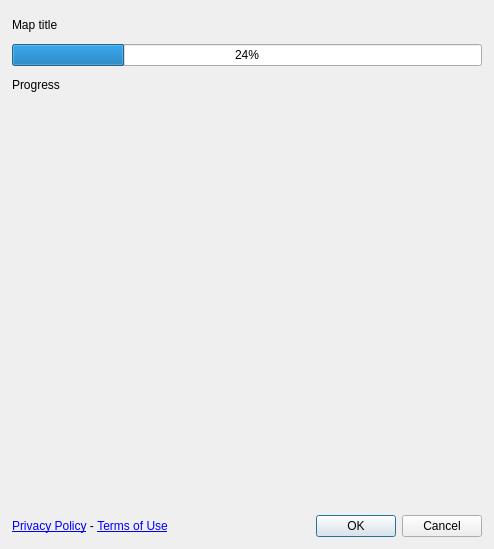
This is felt/ui/create_map.ui in felt/qgis-plugin as Qt 5 draws it before an edit. The edited form follows.
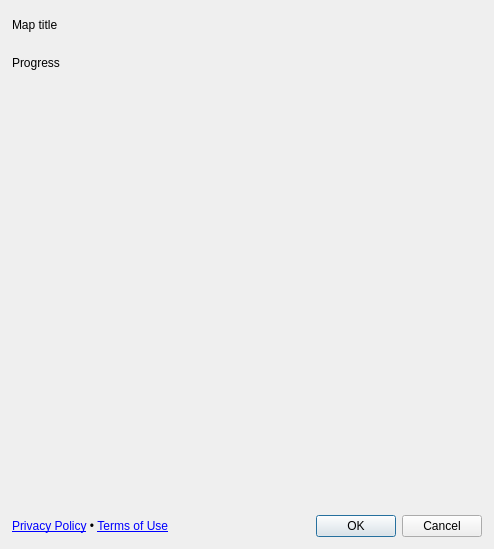
This is the edited form. The open tabs and pages were chosen to show the change.

Commit message: Respect mockup colors

Diff of the .ui file:
```diff
--- a/felt/ui/create_map.ui
+++ b/felt/ui/create_map.ui
@@ -142,6 +142,16 @@
            <property name="verticalSpacing">
             <number>12</number>
            </property>
+           <item row="2" column="0">
+            <widget class="QLabel" name="progress_label">
+             <property name="text">
+              <string>Progress</string>
+             </property>
+             <property name="wordWrap">
+              <bool>true</bool>
+             </property>
+            </widget>
+           </item>
            <item row="0" column="0">
             <widget class="QLabel" name="map_title_label">
              <property name="text">
@@ -152,14 +162,7 @@
              </property>
             </widget>
            </item>
-           <item row="2" column="0">
-            <widget class="QProgressBar" name="progress_bar">
-             <property name="value">
-              <number>24</number>
-             </property>
-            </widget>
-           </item>
-           <item row="4" column="0">
+           <item row="3" column="0">
             <spacer name="verticalSpacer_3">
              <property name="orientation">
               <enum>Qt::Vertical</enum>
@@ -172,15 +175,8 @@
              </property>
             </spacer>
            </item>
-           <item row="3" column="0">
-            <widget class="QLabel" name="progress_label">
-             <property name="text">
-              <string>Progress</string>
-             </property>
-             <property name="wordWrap">
-              <bool>true</bool>
-             </property>
-            </widget>
+           <item row="1" column="0">
+            <widget class="QWidget" name="progress_container" native="true"/>
            </item>
           </layout>
          </widget>
@@ -193,7 +189,7 @@
        <item>
         <widget class="QLabel" name="footer_label">
          <property name="text">
-          <string>&lt;html&gt;&lt;head/&gt;&lt;body&gt;&lt;p&gt;&lt;a href=&quot;privacy_policy&quot;&gt;&lt;span style=&quot; text-decoration: underline; color:#0000ff;&quot;&gt;Privacy Policy&lt;/span&gt;&lt;/a&gt; - &lt;a href=&quot;terms_of_use&quot;&gt;&lt;span style=&quot; text-decoration: underline; color:#0000ff;&quot;&gt;Terms of Use&lt;/span&gt;&lt;/a&gt;&lt;/p&gt;&lt;/body&gt;&lt;/html&gt;</string>
+          <string>&lt;html&gt;&lt;head/&gt;&lt;body&gt;&lt;p&gt;&lt;a href=&quot;privacy_policy&quot;&gt;Privacy Policy&lt;/a&gt; •  &lt;a href=&quot;terms_of_use&quot;&gt;Terms of Use&lt;/a&gt;&lt;/p&gt;&lt;/body&gt;&lt;/html&gt;</string>
          </property>
          <property name="wordWrap">
           <bool>true</bool>
```
Left out of the diff: 31 changed lines with no effect on the pictures. The commit also changes 5 other files.
